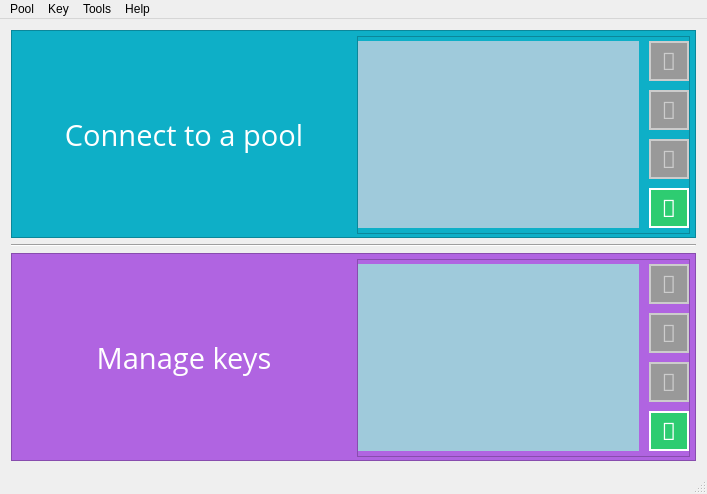
Above: mainwindow.ui from lucasjones/nomp-app before the change. Below: the same form after it.
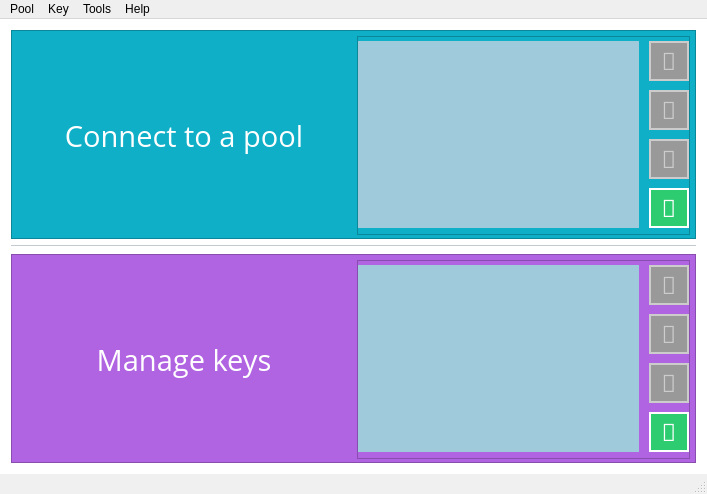
That is the form after the change.

The edit to the form file:
```diff
--- a/mainwindow.ui
+++ b/mainwindow.ui
@@ -13,8 +13,13 @@
   <property name="windowTitle">
    <string>MainWindow</string>
   </property>
+  <property name="autoFillBackground">
+   <bool>false</bool>
+  </property>
   <property name="styleSheet">
-   <string notr="true"/>
+   <string notr="true">QMainWindow {
+	background-color: #ffffff;
+}</string>
   </property>
   <property name="tabShape">
    <enum>QTabWidget::Rounded</enum>
@@ -322,6 +327,15 @@
     </item>
     <item>
      <widget class="Line" name="line">
+      <property name="minimumSize">
+       <size>
+        <width>0</width>
+        <height>0</height>
+       </size>
+      </property>
+      <property name="styleSheet">
+       <string notr="true">border-top:  1px solid #c2cacf;</string>
+      </property>
       <property name="orientation">
        <enum>Qt::Horizontal</enum>
       </property>
@@ -661,7 +675,34 @@
    <addaction name="menuTools"/>
    <addaction name="menuHelp"/>
   </widget>
-  <widget class="QStatusBar" name="statusBar"/>
+  <widget class="QStatusBar" name="statusBar">
+   <property name="sizePolicy">
+    <sizepolicy hsizetype="Preferred" vsizetype="Fixed">
+     <horstretch>0</horstretch>
+     <verstretch>0</verstretch>
+    </sizepolicy>
+   </property>
+   <property name="minimumSize">
+    <size>
+     <width>0</width>
+     <height>20</height>
+    </size>
+   </property>
+   <property name="maximumSize">
+    <size>
+     <width>16777215</width>
+     <height>20</height>
+    </size>
+   </property>
+   <property name="styleSheet">
+    <string notr="true">QStatusBar {
+	background-color: #f0f0f0;
+}</string>
+   </property>
+   <property name="sizeGripEnabled">
+    <bool>true</bool>
+   </property>
+  </widget>
   <action name="actionAdd_pool">
    <property name="text">
     <string>Add pool</string>
```
Left out of the diff: 194 changed lines with no effect on the pictures.
